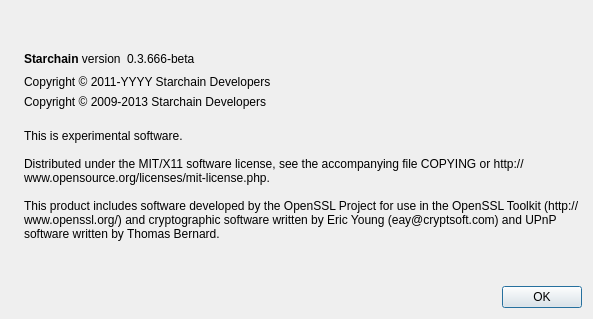
Qt form src/qt/forms/aboutdialog.ui (wolfoxonly/scn) before a commit.
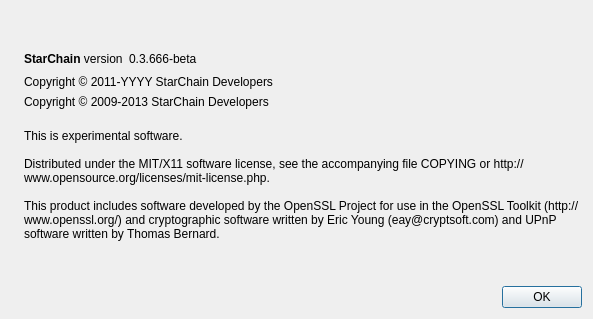
The same form after that commit. Icons and pictures are not drawn.

What changed in the file:
```diff
--- a/src/qt/forms/aboutdialog.ui
+++ b/src/qt/forms/aboutdialog.ui
@@ -50,7 +50,7 @@
           <cursorShape>IBeamCursor</cursorShape>
          </property>
          <property name="text">
-          <string>&lt;b&gt;Starchain&lt;/b&gt; version</string>
+          <string>&lt;b&gt;StarChain&lt;/b&gt; version</string>
          </property>
          <property name="textInteractionFlags">
           <set>Qt::LinksAccessibleByMouse|Qt::TextSelectableByKeyboard|Qt::TextSelectableByMouse</set>
@@ -91,7 +91,7 @@
         <cursorShape>IBeamCursor</cursorShape>
        </property>
        <property name="text">
-        <string>Copyright &amp;copy; 2011-YYYY Starchain Developers</string>
+        <string>Copyright &amp;copy; 2011-YYYY StarChain Developers</string>
        </property>
        <property name="textFormat">
         <enum>Qt::RichText</enum>
@@ -107,7 +107,7 @@
         <cursorShape>IBeamCursor</cursorShape>
        </property>
        <property name="text">
-        <string notr="true">Copyright &amp;copy; 2009-2013 Starchain Developers</string>
+        <string notr="true">Copyright &amp;copy; 2009-2013 StarChain Developers</string>
        </property>
        <property name="textFormat">
         <enum>Qt::RichText</enum>
```
Left out of the diff: 10 changed lines with no effect on the pictures.
